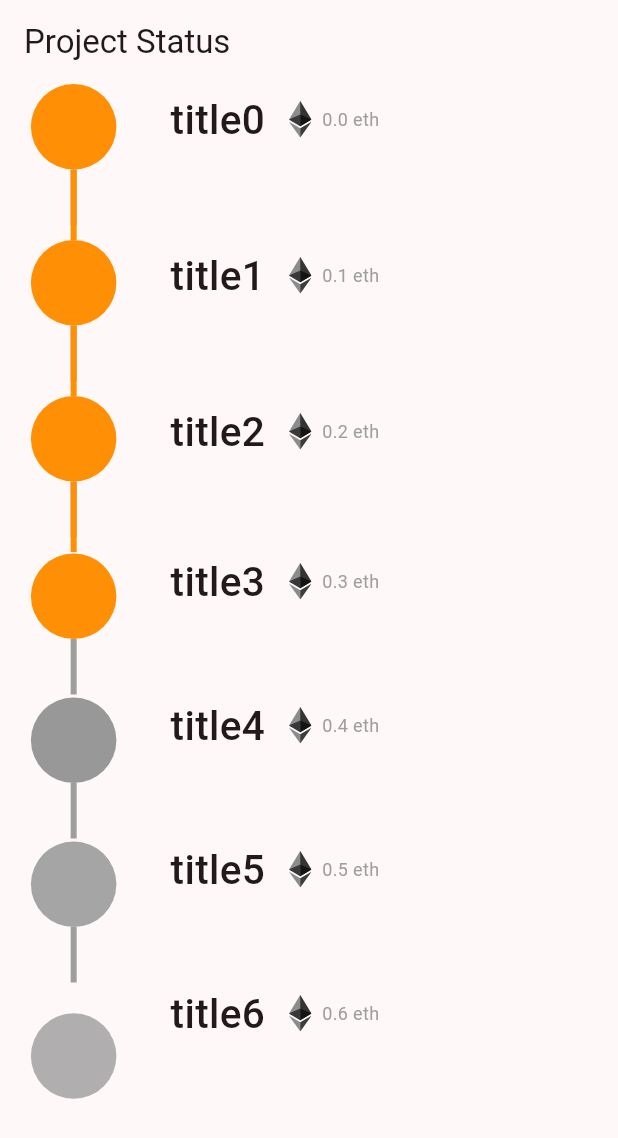
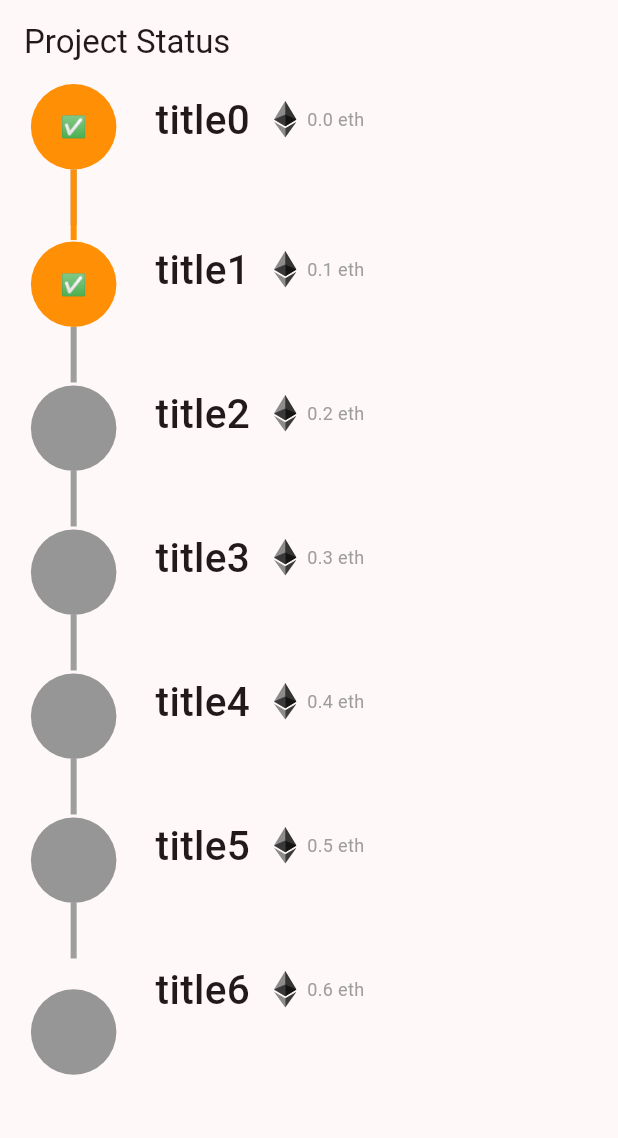
Before and after one commit to OmkarSsawant/Web3-Freelance-App, a Flutter app: the screen it shows after launch, on a phone screen of 412 x 824 dp. Shown: the top 1138 px of the screen. Run offline on Flutter 3.47's test engine with Material 3 defaults, Android fonts, the light colour scheme and no system bars; our stand-ins replace cached_network_image, cloud_firestore, file_picker, firebase_core, firebase_storage, flutter_svg and 1 more; missing offline and left inert: web3dart; accounts and stored records are empty.

Commit message:
Project Status SCreen Ready

```diff
--- a/lib/main.dart
+++ b/lib/main.dart
@@ -71,7 +71,9 @@ class _MyAppState extends State<MyApp> {
                 //         );
                 //       }
 
-                ProjectStatusScreen()
+                ProjectStatusScreen(
+              isOwner: false,
+            )
             // }),
             ));
   }
--- a/lib/presentation/common/project_status_screen.dart
+++ b/lib/presentation/common/project_status_screen.dart
@@ -3,7 +3,8 @@ import 'package:flutter_svg/flutter_svg.dart';
 import 'package:web3_freelancer/utils.dart';
 
 class ProjectStatusScreen extends StatefulWidget {
-  const ProjectStatusScreen({super.key});
+  final bool isOwner;
+  const ProjectStatusScreen({super.key, required this.isOwner});
 
   @override
   State<ProjectStatusScreen> createState() => _ProjectStatusScreenState();
@@ -15,6 +16,7 @@ class _ProjectStatusScreenState extends State<ProjectStatusScreen> {
     super.initState();
   }
 
+  int lastStage = 2;
   @override
   Widget build(BuildContext context) {
     return Scaffold(
@@ -30,14 +32,61 @@ class _ProjectStatusScreenState extends State<ProjectStatusScreen> {
               itemBuilder: (context, index) {
                 return TrackingStepWidget(
                     i: index,
-                    isLast: index == 6,
+                    lastIndex: 6,
                     title: "title$index",
                     date: "0.$index eth",
-                    isNextCompleted: index < 3,
-                    completed: index < 4);
+                    isNextCompleted: index < lastStage - 1,
+                    completed: index < lastStage);
               }),
         ),
       ),
+      floatingActionButton: widget.isOwner
+          ? FloatingActionButton.extended(
+              icon: const Icon(Icons.verified),
+              onPressed: () {
+                setState(() {
+                  lastStage++;
+                });
+                if (lastStage == 7) {
+                  //Approve
+                  //mark bc status completed
+                  //gen. bill
+                  showModalBottomSheet(
+                      context: context,
+                      builder: (context) {
+                        return SizedBox(
+                          height: context.screenHeight * .3,
+                          child: Column(
+                            children: [
+                              Text("Please Rate the Developer"),
+                              SizedBox(
+                                height: 20,
+                              ),
+                              TextField(
+                                decoration: InputDecoration(
+                                    border: OutlineInputBorder(
+                                        borderRadius: BorderRadius.circular(7)),
+                                    labelText: "Review",
+                                    prefixIcon: const Icon(Icons.rate_review)),
+                                minLines: 2,
+                                maxLines: 10,
+                              ),
+                              SizedBox(
+                                height: 20,
+                              ),
+                              FilledButton(
+                                  onPressed: () {
+                                    //close project
+                                  },
+                                  child: const Text("Done"))
+                            ],
+                          ),
+                        );
+                      });
+                }
+              },
+              label: const Text("Approve and Move Forward"))
+          : null,
     );
   }
 }
@@ -47,14 +96,14 @@ class TrackingStepWidget extends StatelessWidget {
   final String date;
   final bool completed;
   final int i;
-  final bool isLast;
+  final int lastIndex;
   final bool isNextCompleted;
   const TrackingStepWidget(
       {required this.title,
       required this.date,
       required this.completed,
       required this.i,
-      required this.isLast,
+      required this.lastIndex,
       required this.isNextCompleted});
 
   @override
@@ -65,13 +114,17 @@ class TrackingStepWidget extends StatelessWidget {
         crossAxisAlignment: CrossAxisAlignment.center,
         children: [
           TweenAnimationBuilder(
-              duration: Duration(milliseconds: 2000 * i),
+              duration: Duration(milliseconds: 1000 * i),
               tween: ColorTween(
                   begin: Color.fromARGB(75, 150, 150, 150),
                   end: !completed
                       ? Color(0xff969696)
                       : Color.fromARGB(255, 255, 143, 5)),
               builder: (context, anim, child) {
+                return TweenAnimationBuilder<double>(
+                    duration: Duration(milliseconds: 1000 * i),
+                    tween: Tween(begin: 0, end: 47),
+                    builder: (context, animh, child) {
                       return Column(
                         children: [
                           Container(
@@ -81,8 +134,19 @@ class TrackingStepWidget extends StatelessWidget {
                               shape: BoxShape.circle,
                               color: anim,
                             ),
+                            child: completed
+                                ? AnimatedOpacity(
+                                    duration: Duration(milliseconds: 1000 * i),
+                                    opacity: animh / 47.0,
+                                    child: const Center(
+                                      child: Text(
+                                        "✅",
                                       ),
-                    if (!isLast)
+                                    ),
+                                  )
+                                : null,
+                          ),
+                          if (i != lastIndex)
                             Stack(
                               children: [
                                 Container(
@@ -91,22 +155,18 @@ class TrackingStepWidget extends StatelessWidget {
                                   color: Colors.grey,
                                 ),
                                 if (isNextCompleted)
-                            TweenAnimationBuilder<double>(
-                                duration: Duration(milliseconds: 2000 * i),
-                                tween: Tween(begin: 0, end: 47),
-                                builder: (context, animh, child) {
-                                  return Container(
+                                  Container(
                                     width: 4,
                                     height: animh,
                                     color: anim,
-                                  );
-                                }),
+                                  ),
                               ],
                             )
                         ],
                       );
+                    });
               }),
-          SizedBox(width: 36.0),
+          SizedBox(width: 26.0),
           Padding(
             padding: const EdgeInsets.only(bottom: 57),
             child: Text(title,
```
Lines whose indentation alone changed are shown as unchanged.
